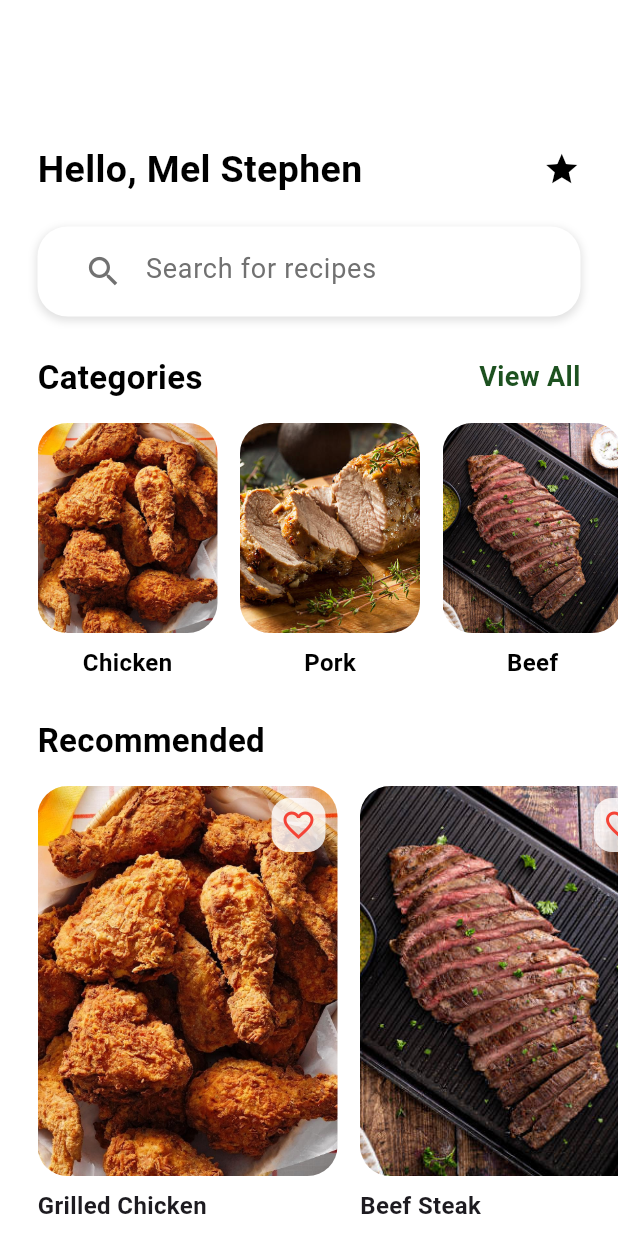
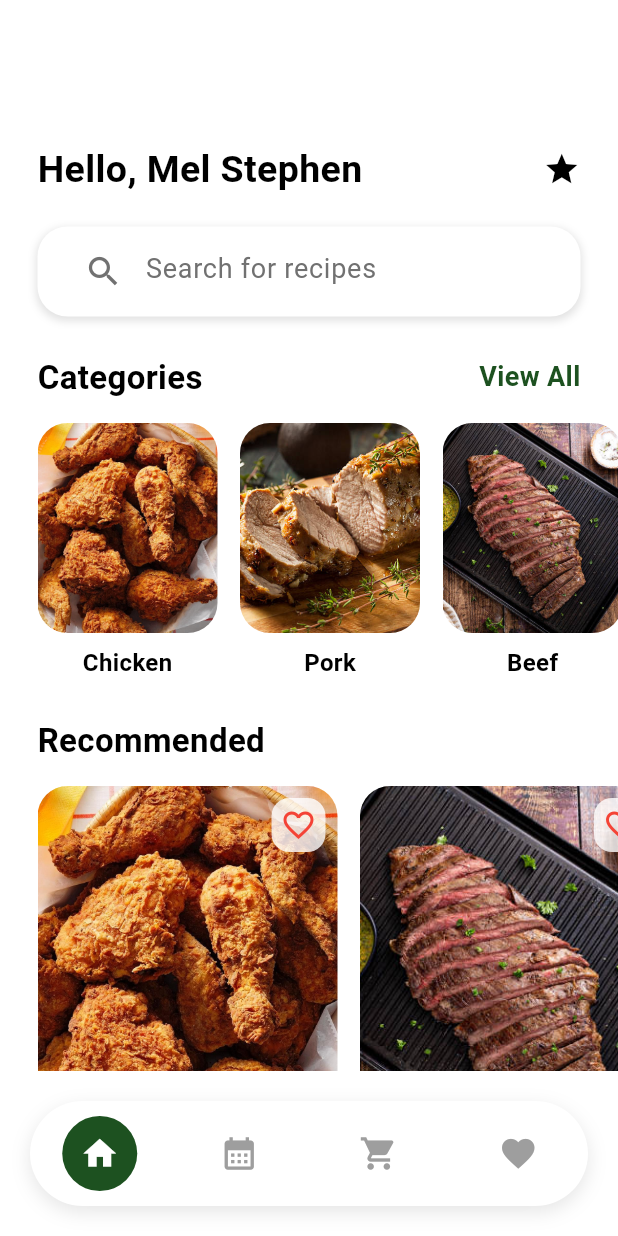
Before and after one commit to maelprz/MobDev-RecipeCookBook, a Flutter app: the screen it shows after launch, on a phone screen of 412 x 824 dp. Run offline on Flutter 3.47's test engine with Material 3 defaults, Android fonts, the phone set to English and light mode, and no system bars.

Commit message:
Add Bottom Navigation Bar to HomeScreen with navigation handling

```diff
--- a/flutter_application_recipebook/lib/Screens/home_screen.dart
+++ b/flutter_application_recipebook/lib/Screens/home_screen.dart
@@ -1,7 +1,8 @@
 import 'package:flutter/material.dart';
 import '../Widgets/label_pill.dart';
 import '../Widgets/category_pill.dart';
-import '../Widgets/recommendation_pill.dart'; // Import RecommendationPill
+import '../Widgets/recommendation_pill.dart';
+import '../Widgets/bottom_nav_pill.dart'; // 👈 ADD THIS
 
 class HomeScreen extends StatefulWidget {
   const HomeScreen({super.key});
@@ -14,10 +15,34 @@ class _HomeScreenState extends State<HomeScreen> {
   final formKey = GlobalKey<FormState>();
   final TextEditingController searchController = TextEditingController();
 
+  int _currentIndex = 0; // 👈 ADD THIS
+
+  void _onNavTap(int index) {
+    setState(() {
+      _currentIndex = index;
+    });
+
+    switch (index) {
+      case 0:
+        debugPrint('Home tapped');
+        break;
+      case 1:
+        debugPrint('Meal Plan tapped');
+        break;
+      case 2:
+        debugPrint('Cart / Grocery List tapped');
+        break;
+      case 3:
+        debugPrint('Favorites tapped');
+        break;
+    }
+  }
+
   @override
   Widget build(BuildContext context) {
     return Scaffold(
       backgroundColor: Colors.white,
+
       body: SingleChildScrollView(
         child: Column(
           crossAxisAlignment: CrossAxisAlignment.start,
@@ -35,7 +60,7 @@ class _HomeScreenState extends State<HomeScreen> {
               ),
             ),
 
-            // **Search bar with TextField**
+            // Search bar
             Padding(
               padding: const EdgeInsets.only(left: 25.0, right: 25.0, top: 20),
               child: Container(
@@ -100,7 +125,7 @@ class _HomeScreenState extends State<HomeScreen> {
               ),
             ),
 
-            // Categories horizontal list
+            // Categories list
             Padding(
               padding: const EdgeInsets.only(top: 15.0),
               child: SingleChildScrollView(
@@ -146,7 +171,7 @@ class _HomeScreenState extends State<HomeScreen> {
               ),
             ),
 
-            // Recommended horizontal list
+            // Recommended list
             Padding(
               padding: const EdgeInsets.only(top: 15.0),
               child: SingleChildScrollView(
@@ -188,8 +213,16 @@ class _HomeScreenState extends State<HomeScreen> {
                 ),
               ),
             ),
+
+            const SizedBox(height: 20),
           ],
         ),
+      ),
+
+      // 👇 BOTTOM NAV PILL ADDED HERE
+      bottomNavigationBar: BottomNavPill(
+        currentIndex: _currentIndex,
+        onTap: _onNavTap,
       ),
     );
   }
--- /dev/null
+++ b/flutter_application_recipebook/lib/Widgets/bottom_nav_pill.dart
@@ -0,0 +1,98 @@
+import 'package:flutter/material.dart';
+
+class BottomNavPill extends StatelessWidget {
+  final int currentIndex;
+  final Function(int) onTap;
+
+  const BottomNavPill({
+    super.key,
+    required this.currentIndex,
+    required this.onTap,
+  });
+
+  @override
+  Widget build(BuildContext context) {
+    return Container(
+      margin: const EdgeInsets.all(20),
+      padding: const EdgeInsets.symmetric(vertical: 10),
+      decoration: BoxDecoration(
+        color: Colors.white,
+        borderRadius: BorderRadius.circular(40),
+        boxShadow: [
+          BoxShadow(
+            color: Colors.black.withOpacity(0.1),
+            blurRadius: 10,
+            offset: const Offset(0, 4),
+          ),
+        ],
+      ),
+      child: Row(
+        mainAxisAlignment: MainAxisAlignment.spaceAround,
+        children: [
+          _NavItem(
+            icon: Icons.home,
+            index: 0,
+            currentIndex: currentIndex,
+            onTap: onTap,
+          ),
+          _NavItem(
+            icon: Icons.calendar_month,
+            index: 1,
+            currentIndex: currentIndex,
+            onTap: onTap,
+          ),
+          _NavItem(
+            icon: Icons.shopping_cart,
+            index: 2,
+            currentIndex: currentIndex,
+            onTap: onTap,
+          ),
+          _NavItem(
+            icon: Icons.favorite,
+            index: 3,
+            currentIndex: currentIndex,
+            onTap: onTap,
+          ),
+        ],
+      ),
+    );
+  }
+}
+
+class _NavItem extends StatelessWidget {
+  final IconData icon;
+  final int index;
+  final int currentIndex;
+  final Function(int) onTap;
+
+  const _NavItem({
+    required this.icon,
+    required this.index,
+    required this.currentIndex,
+    required this.onTap,
+  });
+
+  @override
+  Widget build(BuildContext context) {
+    final bool isActive = index == currentIndex;
+
+    return GestureDetector(
+      onTap: () => onTap(index),
+      child: AnimatedContainer(
+        duration: const Duration(milliseconds: 250),
+        padding: const EdgeInsets.all(12),
+        decoration: BoxDecoration(
+          color: isActive
+              ? const Color.fromARGB(255, 29, 81, 32)
+              : Colors.transparent,
+          borderRadius: BorderRadius.circular(30),
+        ),
+        child: Icon(
+          icon,
+          size: 26,
+          color: isActive ? Colors.white : Colors.grey,
+        ),
+      ),
+    );
+  }
+}
```
